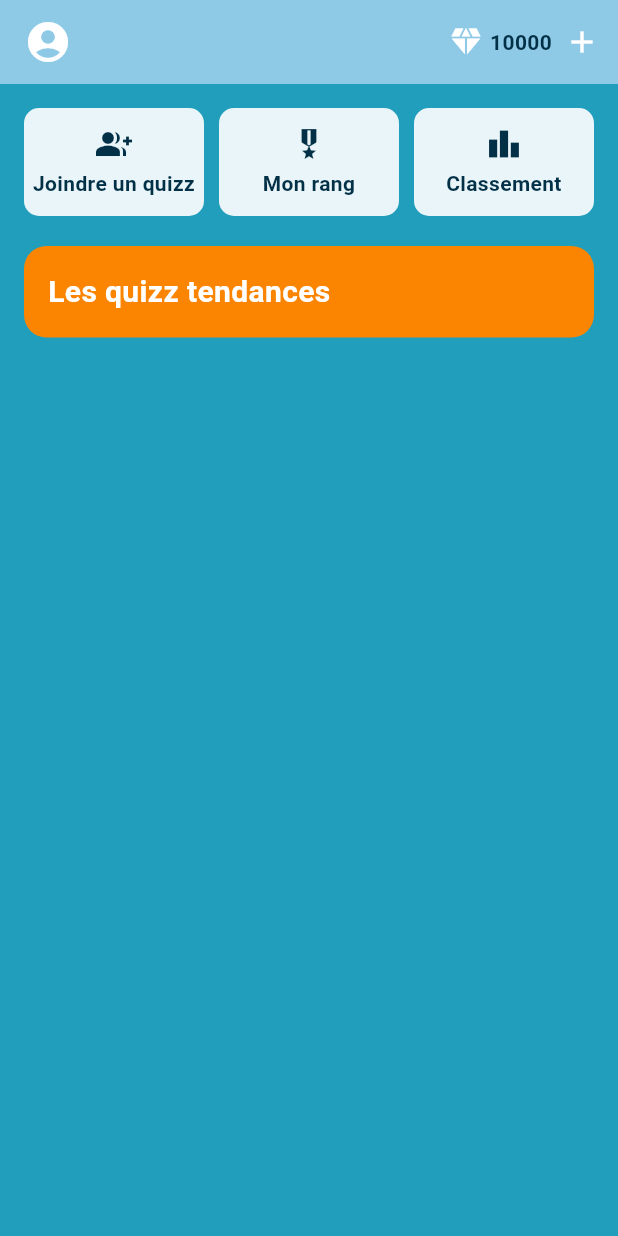
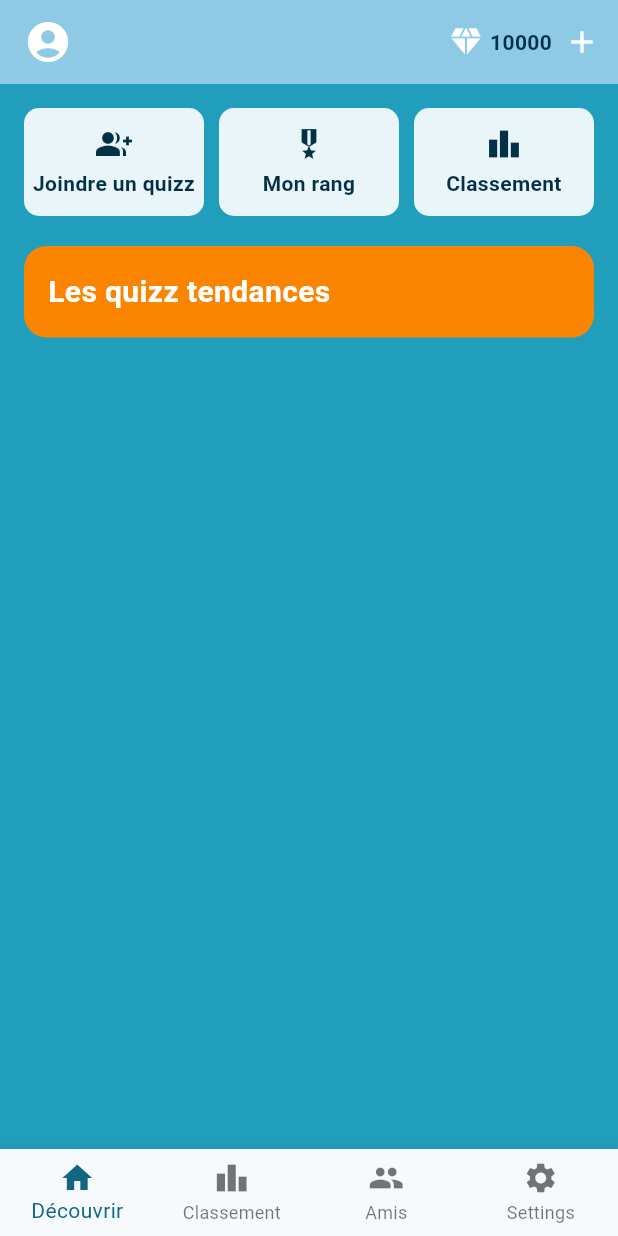
Before and after one commit to Sarahmllm/appgamequizz, a Flutter app: the screen it shows after launch, on a phone screen of 412 x 824 dp. Run offline on Flutter 3.47's test engine with Material 3 defaults, Android fonts, the phone set to English and light mode, and no system bars.

Commit message:
Bottom Bar widgets

```diff
--- a/lib/main.dart
+++ b/lib/main.dart
@@ -1,4 +1,5 @@
 import 'package:flutter/material.dart';
+import 'widgets/mainwidget/bottombar.dart';
 
 void main() {
   runApp(const MyApp());
@@ -29,6 +30,14 @@
 }
 
 class _MyHomePageState extends State<MyHomePage> {
+  int _selectedIndex = 0;
+
+  void _onNavTap(int index) {
+    setState(() {
+      _selectedIndex = index;
+    });
+  }
+
   @override
   Widget build(BuildContext context) {
     return Scaffold(
@@ -85,11 +94,10 @@
               ],
             ),
             const SizedBox(height: 20),
-
             Container(
               width: double.infinity,
               padding: const EdgeInsets.all(16.0),
-              decoration: BoxDecoration(
+              decoration: const BoxDecoration(
                 color: Color(0xFFFB8500),
                 borderRadius: BorderRadius.all(Radius.circular(15)),
               ),
@@ -105,6 +113,11 @@
             ),
           ],
         ),
+      ),
+
+      bottomNavigationBar: Bottombar(
+        currentIndex: _selectedIndex,
+        onTap: _onNavTap,
       ),
     );
   }
--- /dev/null
+++ b/lib/widgets/mainwidget/bottombar.dart
@@ -0,0 +1,39 @@
+import 'package:flutter/material.dart';
+
+class Bottombar extends StatelessWidget {
+  final int currentIndex;
+  final ValueChanged<int> onTap;
+
+  const Bottombar({
+    super.key,
+    required this.currentIndex,
+    required this.onTap,
+  });
+
+  @override
+  Widget build(BuildContext context) {
+    return BottomNavigationBar(
+      type: BottomNavigationBarType.fixed,
+      currentIndex: currentIndex,
+      onTap: onTap,
+      items: const [
+        BottomNavigationBarItem(
+          icon: Icon(Icons.home),
+          label: 'Découvrir',
+        ),
+        BottomNavigationBarItem(
+          icon: Icon(Icons.leaderboard),
+          label: 'Classement',
+        ),
+        BottomNavigationBarItem(
+          icon: Icon(Icons.group),
+          label: 'Amis',
+        ),
+        BottomNavigationBarItem(
+          icon: Icon(Icons.settings),
+          label: 'Settings',
+        ),
+      ],
+    );
+  }
+}
```
